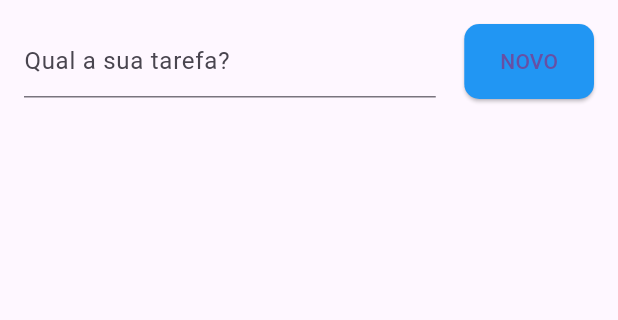
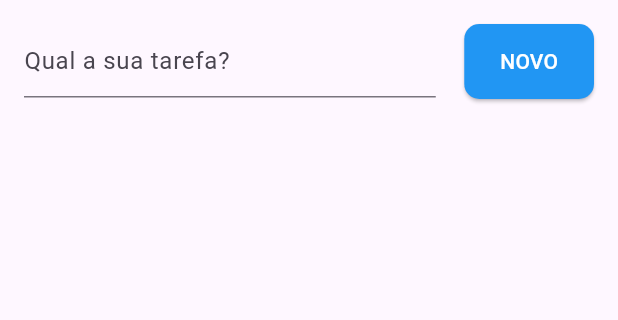
Before and after one commit to ErilsonAgustinho/to_do_list, a Flutter app: the screen it shows after launch, on a phone screen of 412 x 824 dp, the part 84-404 px from its top. Run offline on Flutter 3.47's test engine with Material 3 defaults, Android fonts, the phone set to English and light mode, and no system bars.

Commit message:
Update main.dart

```diff
--- a/lib/main.dart
+++ b/lib/main.dart
@@ -65,7 +65,7 @@ class _PaginaPrincipalState extends State<PaginaPrincipal> {
                   onPressed: () {
                     _adicionarAtividade();
                   },
-                  child: Text('NOVO'),
+                  child: Text('NOVO',style: TextStyle(color: Colors.white),),
                   style: ElevatedButton.styleFrom(
                     backgroundColor: Colors.blue,
                     minimumSize: Size(5, 50),
```
